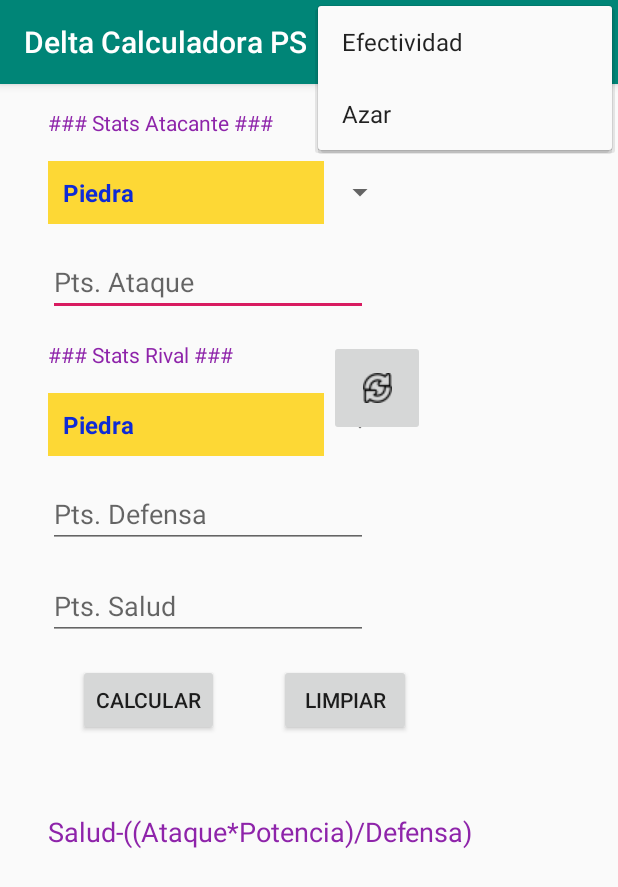
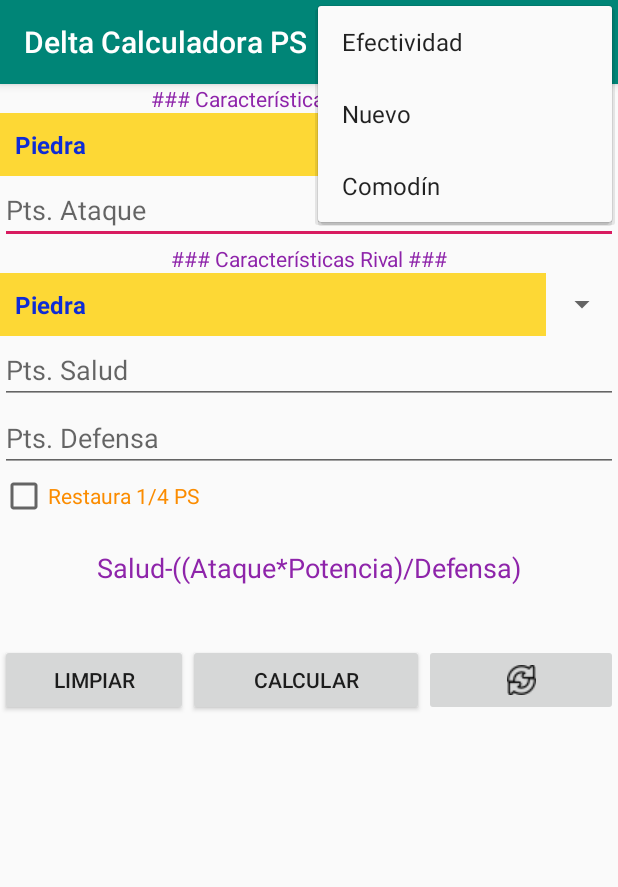
Before and after one commit to LuriasBoy44/RolApp, an Android app: the screen it shows after launch (MainActivity), with the options menu open, on a phone screen of 412 x 824 dp. Shown: the top 887 px of the screen. Run offline under Robolectric (Android 15) with nearby library versions, the phone set to English and light mode, and no system bars.

Commit message:
Se agregó Wildcard

```diff
--- a/app/src/main/AndroidManifest.xml
+++ b/app/src/main/AndroidManifest.xml
@@ -9,7 +9,8 @@
         android:roundIcon="@mipmap/ic_launcher_round"
         android:supportsRtl="true"
         android:theme="@style/AppTheme">
-        <activity android:name=".CardActivity"></activity>
+        <activity android:name=".WildCardActivity"></activity>
+        <activity android:name=".CardActivity" />
         <activity android:name=".RandomActivity" />
         <activity android:name=".PotencyTable" />
         <activity android:name=".MainActivity">
--- a/app/src/main/res/layout/activity_card.xml
+++ b/app/src/main/res/layout/activity_card.xml
@@ -72,7 +72,7 @@
         <TextView
             android:id="@+id/txvSkill"
             android:layout_width="700px"
-            android:layout_height="wrap_content"
+            android:layout_height="300px"
             android:textAlignment="center"
             android:textColor="#7CB342"
             android:textSize="20sp" />
--- a/app/src/main/res/layout/activity_main.xml
+++ b/app/src/main/res/layout/activity_main.xml
@@ -6,151 +6,133 @@
     android:layout_height="match_parent"
     tools:context=".MainActivity">
 
-    <EditText
-        android:id="@+id/txt_atk"
-        android:layout_width="wrap_content"
+    <LinearLayout
+        android:layout_width="match_parent"
+        android:layout_height="match_parent"
+        android:orientation="vertical">
+
+        <TextView
+            android:id="@+id/textView3"
+            android:layout_width="match_parent"
             android:layout_height="wrap_content"
-        android:layout_marginStart="32dp"
-        android:layout_marginTop="16dp"
-        android:ems="10"
-        android:hint="@string/edt_atk"
-        android:inputType="number"
-        app:layout_constraintStart_toStartOf="parent"
-        app:layout_constraintTop_toBottomOf="@+id/spn_atk" />
+            android:text="@string/txv_me"
+            android:textAlignment="center"
+            android:textColor="#8E24AA"
+            android:textSize="14sp" />
 
         <Spinner
             android:id="@+id/spn_atk"
-        android:layout_width="232dp"
+            android:layout_width="match_parent"
             android:layout_height="wrap_content"
-        android:layout_marginStart="32dp"
-        android:layout_marginTop="16dp"
-        android:addStatesFromChildren="false"
-        app:layout_constraintStart_toStartOf="parent"
-        app:layout_constraintTop_toBottomOf="@+id/textView3" />
+            android:addStatesFromChildren="false" />
+
+        <EditText
+            android:id="@+id/txt_atk"
+            android:layout_width="match_parent"
+            android:layout_height="wrap_content"
+            android:ems="10"
+            android:hint="@string/edt_atk"
+            android:inputType="number" />
 
         <TextView
             android:id="@+id/textView"
-        android:layout_width="wrap_content"
+            android:layout_width="match_parent"
             android:layout_height="wrap_content"
-        android:layout_marginStart="32dp"
-        android:layout_marginTop="16dp"
             android:text="@string/txv_vs"
+            android:textAlignment="center"
             android:textColor="#8E24AA"
-        android:textSize="14sp"
-        app:layout_constraintStart_toStartOf="parent"
-        app:layout_constraintTop_toBottomOf="@+id/txt_atk" />
+            android:textSize="14sp" />
+
+        <Spinner
+            android:id="@+id/spn_def"
+            android:layout_width="match_parent"
+            android:layout_height="wrap_content" />
 
         <EditText
             android:id="@+id/txt_hp"
-        android:layout_width="wrap_content"
+            android:layout_width="match_parent"
             android:layout_height="wrap_content"
-        android:layout_marginStart="32dp"
-        android:layout_marginTop="16dp"
             android:ems="10"
             android:hint="@string/edt_hp"
             android:inputType="number"
-        android:textColor="#8E24AA"
-        app:layout_constraintStart_toStartOf="parent"
-        app:layout_constraintTop_toBottomOf="@+id/txt_def" />
+            android:textColor="#8E24AA" />
 
         <EditText
             android:id="@+id/txt_def"
-        android:layout_width="wrap_content"
+            android:layout_width="match_parent"
             android:layout_height="wrap_content"
-        android:layout_marginStart="32dp"
-        android:layout_marginTop="16dp"
             android:ems="10"
             android:hint="@string/edt_ps"
-        android:inputType="number"
-        app:layout_constraintStart_toStartOf="parent"
-        app:layout_constraintTop_toBottomOf="@+id/spn_def" />
+            android:inputType="number" />
 
-    <Spinner
-        android:id="@+id/spn_def"
-        android:layout_width="232dp"
+        <CheckBox
+            android:id="@+id/chk_abs"
+            android:layout_width="match_parent"
             android:layout_height="wrap_content"
-        android:layout_marginStart="32dp"
-        android:layout_marginTop="16dp"
-        app:layout_constraintStart_toStartOf="parent"
-        app:layout_constraintTop_toBottomOf="@+id/textView" />
+            android:checked="false"
+            android:text="@string/chk_abs"
+            android:textColor="#FB8C00"
+            android:visibility="visible" />
+
+        <TextView
+            android:id="@+id/txvAbs"
+            android:layout_width="match_parent"
+            android:layout_height="wrap_content"
+            android:textAlignment="center"
+            android:textColor="#00897B" />
 
         <TextView
             android:id="@+id/txv_result"
-        android:layout_width="wrap_content"
+            android:layout_width="match_parent"
             android:layout_height="wrap_content"
-        android:layout_marginStart="32dp"
-        android:layout_marginTop="16dp"
             android:text="@string/txv_form"
+            android:textAlignment="center"
             android:textColor="#8E24AA"
-        android:textSize="18sp"
-        app:layout_constraintStart_toStartOf="parent"
-        app:layout_constraintTop_toBottomOf="@+id/txv_pow" />
+            android:textSize="18sp" />
+
+        <TextView
+            android:id="@+id/txv_pow"
+            android:layout_width="match_parent"
+            android:layout_height="wrap_content"
+            android:textAlignment="center"
+            android:textColor="#06F110" />
+
+        <TextView
+            android:id="@+id/txv_Bonus"
+            android:layout_width="match_parent"
+            android:layout_height="wrap_content"
+            android:textAlignment="center"
+            android:textColor="#00ACC1" />
+
+        <LinearLayout
+            android:layout_width="match_parent"
+            android:layout_height="wrap_content"
+            android:orientation="horizontal"
+            android:textAlignment="center">
+
+            <Button
+                android:id="@+id/button2"
+                android:layout_width="125dp"
+                android:layout_height="wrap_content"
+                android:onClick="clear"
+                android:text="@string/btn_clr" />
 
             <Button
                 android:id="@+id/button"
-        android:layout_width="wrap_content"
+                android:layout_width="157dp"
                 android:layout_height="wrap_content"
-        android:layout_marginStart="52dp"
-        android:layout_marginTop="16dp"
                 android:onClick="calcular"
-        android:text="@string/btn_cal"
-        app:layout_constraintStart_toStartOf="parent"
-        app:layout_constraintTop_toBottomOf="@+id/txt_hp" />
-
-    <Button
-        android:id="@+id/button2"
-        android:layout_width="wrap_content"
-        android:layout_height="wrap_content"
-        android:layout_marginStart="40dp"
-        android:layout_marginTop="16dp"
-        android:onClick="clear"
-        android:text="@string/btn_clr"
-        app:layout_constraintStart_toEndOf="@+id/button"
-        app:layout_constraintTop_toBottomOf="@+id/txt_hp" />
-
-    <TextView
-        android:id="@+id/textView3"
-        android:layout_width="wrap_content"
-        android:layout_height="wrap_content"
-        android:layout_marginStart="32dp"
-        android:layout_marginTop="16dp"
-        android:text="@string/txv_me"
-        android:textColor="#8E24AA"
-        android:textSize="14sp"
-        app:layout_constraintStart_toStartOf="parent"
-        app:layout_constraintTop_toTopOf="parent" />
-
-    <TextView
-        android:id="@+id/txv_pow"
-        android:layout_width="wrap_content"
-        android:layout_height="wrap_content"
-        android:layout_marginStart="32dp"
-        android:layout_marginTop="16dp"
-        android:textColor="#06F110"
-        app:layout_constraintStart_toStartOf="parent"
-        app:layout_constraintTop_toBottomOf="@+id/button" />
-
-    <TextView
-        android:id="@+id/txvAbs"
-        android:layout_width="wrap_content"
-        android:layout_height="wrap_content"
-        android:layout_marginStart="32dp"
-        android:layout_marginTop="16dp"
-        android:textColor="#00897B"
-        app:layout_constraintStart_toStartOf="parent"
-        app:layout_constraintTop_toBottomOf="@+id/txv_result" />
+                android:text="@string/btn_cal" />
 
             <ImageButton
                 android:id="@+id/imageButton"
-        android:layout_width="64dp"
-        android:layout_height="64dp"
-        android:layout_marginStart="64dp"
-        android:layout_marginTop="16dp"
+                android:layout_width="match_parent"
+                android:layout_height="match_parent"
                 android:contentDescription="@string/txt_invert"
                 android:onClick="invert"
-        app:layout_constraintStart_toEndOf="@+id/textView"
-        app:layout_constraintTop_toBottomOf="@+id/txt_atk"
                 app:srcCompat="@mipmap/iconfinder_refres"
                 tools:srcCompat="@mipmap/iconfinder_refres" />
+        </LinearLayout>
+    </LinearLayout>
 
 </androidx.constraintlayout.widget.ConstraintLayout>
--- a/app/src/main/res/menu/overflow.xml
+++ b/app/src/main/res/menu/overflow.xml
@@ -8,4 +8,7 @@
     <item
         android:id="@+id/itm2"
         android:title="@string/txt_random" />
+    <item
+        android:id="@+id/itm3"
+        android:title="@string/txt_wild" />
 </menu>
--- a/app/src/main/res/values/strings.xml
+++ b/app/src/main/res/values/strings.xml
@@ -4,8 +4,9 @@
     <string name="edt_hp">Pts. Salud</string>
     <string name="edt_ps">Pts. Defensa</string>
     <string name="txv_form">Salud-((Ataque*Potencia)/Defensa)</string>
-    <string name="txv_me">### Stats Atacante ###</string>
-    <string name="txv_vs">### Stats Rival ###</string>
+    <string name="txv_me">### Características Atacante ###</string>
+    <string name="txv_vs">### Características Rival ###</string>
+    <string name="chk_abs">Restaura 1/4 PS</string>
     <string name="btn_cal">CALCULAR</string>
     <string name="btn_clr">LIMPIAR</string>
     <string name="txt_svd">GUARDAR</string>
@@ -13,13 +14,15 @@
     <string name="txt_back">VOLVER</string>
     <string name="itm_1">Efectividad</string>
     <string name="itm_2">A 2</string>
-    <string name="txt_random">Azar</string>
+    <string name="txt_random">Nuevo</string>
+    <string name="txt_wild">Comodín</string>
     <string name="txt_se">Super Eficaz</string>
     <string name="txt_ef">Eficaz</string>
     <string name="txt_pe">Poco Eficaz</string>
     <string name="txt_value">Valor:</string>
     <string name="txt_type">Tipo</string>
     <string name="txt_card">Tarjeta:</string>
-    <string name="txt_stat">Caracteristicas</string>
+    <string name="txt_stat">Características</string>
     <string name="txt_skill">Habilidad</string>
+    <string name="txt_wildcard">### Comodín ###</string>
 </resources>
```
Also changed, not shown: app/src/main/java/com/example/calcdmg/CardActivity.java (+18 -9 lines), app/src/main/java/com/example/calcdmg/MainActivity.java (+45 -17 lines), app/src/main/java/com/example/calcdmg/WildCardActivity.java (added, +59 -0 lines), app/src/main/res/layout/activity_wild_card.xml (added, +51 -0 lines). Lines whose indentation alone changed are shown as unchanged.
